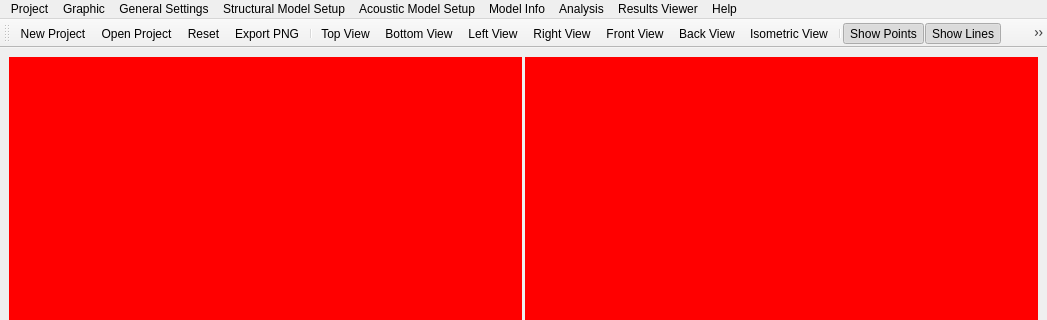
open-pulse/OpenPulse, file pulse/interface/ui_files/main_window.ui: the form before one commit; both pictures show x 0 to 1047 and y 0 to 320 of the 1047 by 681 pixel window.
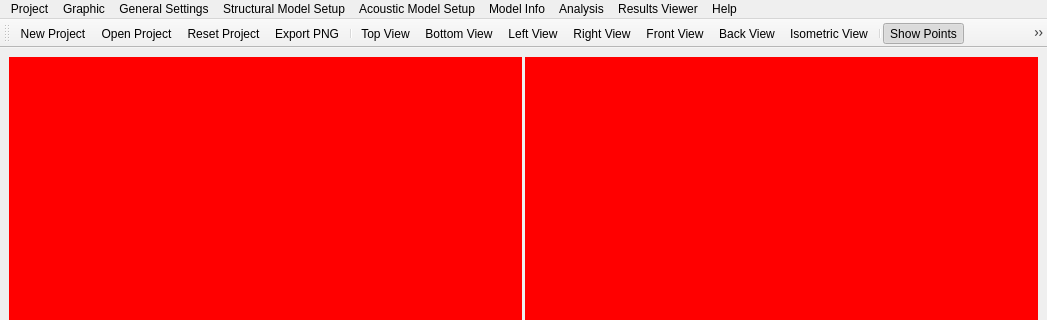
The form after the commit. Icons and pictures are not drawn.

Commit message: Fixes a bug - reset of empty projects

The edit to the form file:
```diff
--- a/pulse/interface/ui_files/main_window.ui
+++ b/pulse/interface/ui_files/main_window.ui
@@ -301,7 +301,7 @@
      <normaloff>../../../data/icons/refresh.png</normaloff>../../../data/icons/refresh.png</iconset>
    </property>
    <property name="text">
-    <string>Reset</string>
+    <string>Reset Project</string>
    </property>
    <property name="shortcut">
     <string>Ctrl+Shift+R</string>
```
Left out of the diff: 2 changed lines with no effect on the pictures. The commit also changes 14 other files.
